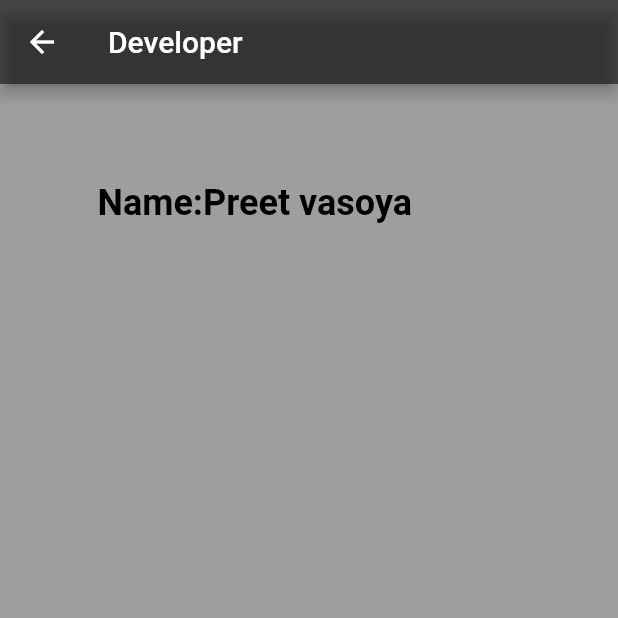
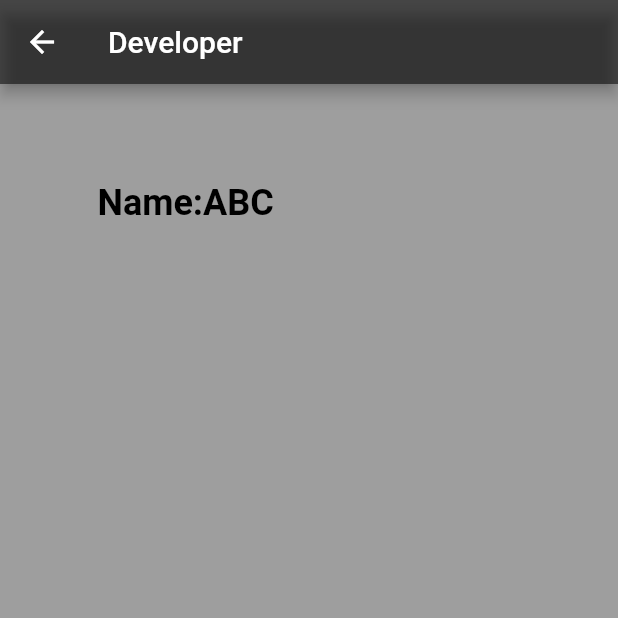
Before and after one commit to preet779/calc_app, a Flutter app: the screen it shows after launch, in the side drawer, after a tap on "Developer", on a phone screen of 412 x 824 dp, the top half of it. Run offline on Flutter 3.47's test engine with Material 2 defaults, Android fonts, the phone set to English and light mode, and no system bars.

Commit message:
name change

```diff
--- a/lib/developer.dart
+++ b/lib/developer.dart
@@ -21,7 +21,7 @@ class page2 extends StatelessWidget {
               Padding(
                 padding: const EdgeInsets.all(65.0),
                 child: Text(
-                  "Name:Preet vasoya",
+                  "Name:ABC",
                   style: TextStyle(
                       color: Colors.black,
                       fontSize: 24,
```
